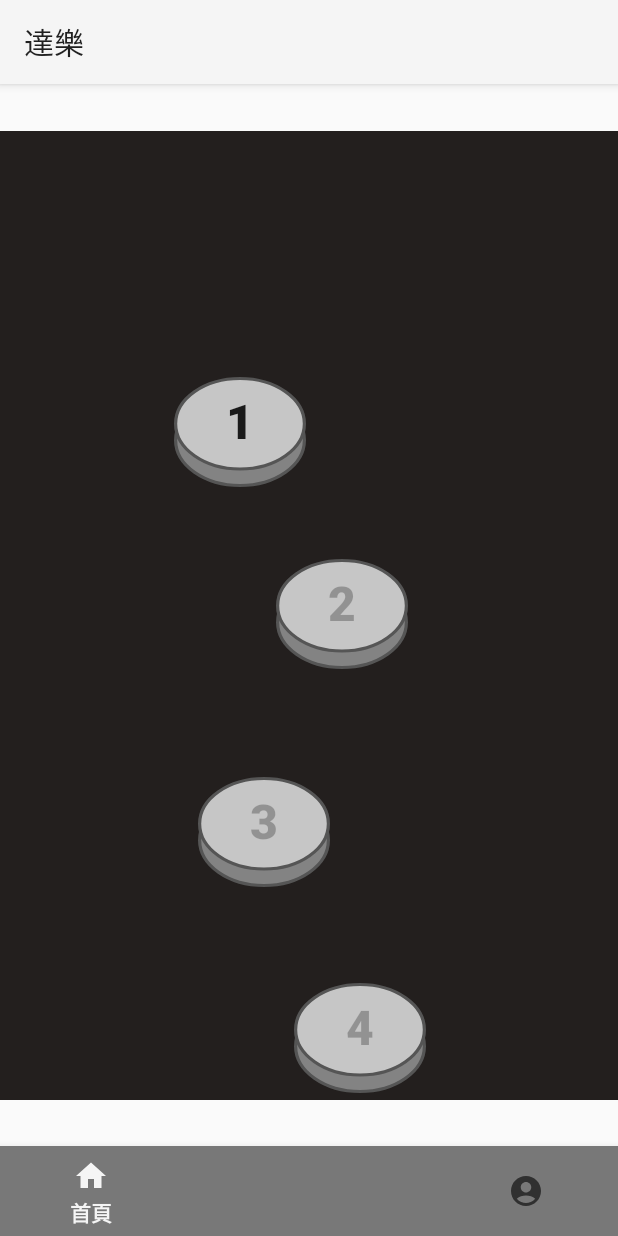
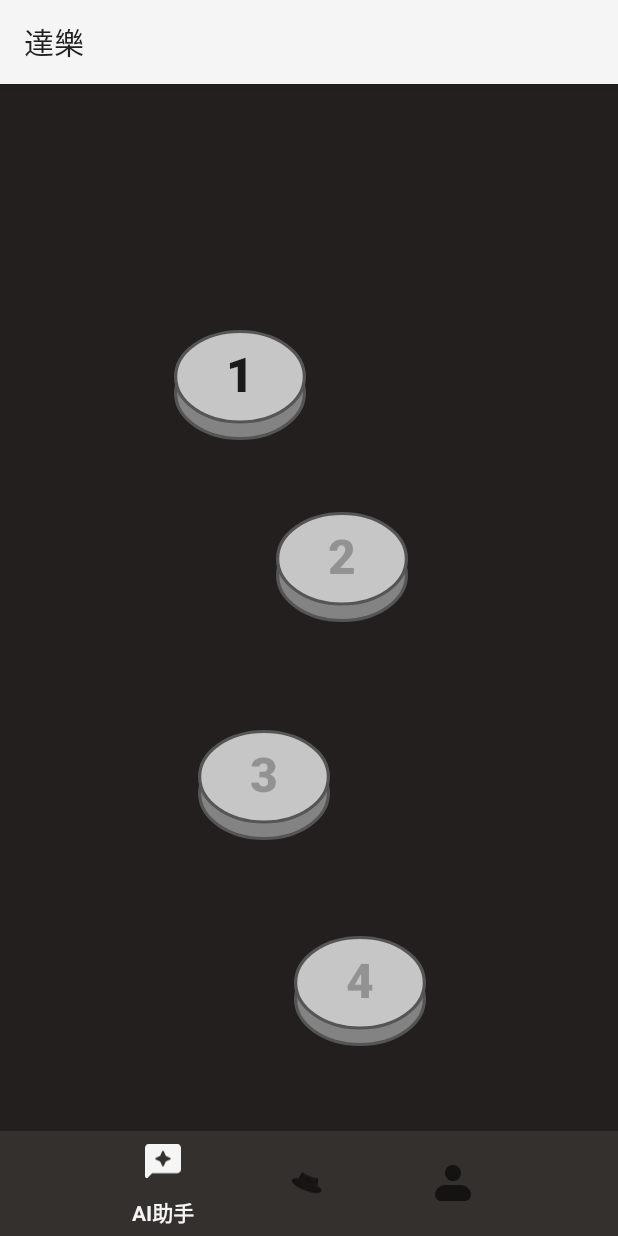
Before and after one commit to YiChi517/DallerApp, an Android app: the MenuActivity screen opened directly, with no data from a screen before it, on a phone screen of 412 x 824 dp. Run offline under Robolectric (Android 15) with nearby library versions, the phone set to English and light mode, and no system bars.

Commit message:
更新一堆東西

```diff
--- a/app/build.gradle.kts
+++ b/app/build.gradle.kts
@@ -55,6 +55,7 @@ dependencies {
     implementation ("com.squareup.retrofit2:retrofit:2.4.0")
     implementation ("com.squareup.retrofit2:converter-gson:2.4.0")
     implementation ("com.squareup.okhttp3:okhttp:3.11.0")
+    implementation ("com.google.android.material:material:1.1.0-alpha10")
     implementation ("androidx.navigation:navigation-fragment-ktx:2.7.3")
     implementation ("androidx.navigation:navigation-ui-ktx:2.7.3")
 }
--- a/app/src/main/java/com/example/dalleralpha1_0_0/home/StartFragment.kt
+++ b/app/src/main/java/com/example/dalleralpha1_0_0/home/StartFragment.kt
@@ -49,8 +49,6 @@ class StartFragment : Fragment() {
         information?.let { info ->
             view.findViewById<TextView>(R.id.center).text = info.levelNumber.toString()
             view.findViewById<TextView>(R.id.content).text = info.gameTitle
-            view.findViewById<TextView>(R.id.description).text = info.description
-            view.findViewById<TextView>(R.id.star_contnet).text = info.difficulty
             view.findViewById<TextView>(R.id.award_contnet).text = info.reward.toString()
         }
         //取得第一關level.1的題目
--- /dev/null
+++ b/app/src/main/res/drawable/ai_icon_2.xml
@@ -0,0 +1,9 @@
+<vector xmlns:android="http://schemas.android.com/apk/res/android"
+    android:width="31dp"
+    android:height="29dp"
+    android:viewportWidth="31"
+    android:viewportHeight="29">
+  <path
+      android:pathData="M27.9,0H3.1C1.395,0 0,1.404 0,3.119V27.434C0,28.822 1.674,29.524 2.651,28.541L6.2,24.954H27.9C29.605,24.954 31,23.551 31,21.835V3.119C31,1.404 29.605,0 27.9,0ZM17.934,14.926L16.198,18.731C16.136,18.867 16.037,18.983 15.911,19.064C15.786,19.145 15.641,19.188 15.492,19.188C15.344,19.188 15.198,19.145 15.073,19.064C14.948,18.983 14.849,18.867 14.787,18.731L13.051,14.926L9.269,13.179C9.134,13.117 9.019,13.017 8.939,12.891C8.858,12.765 8.815,12.619 8.815,12.469C8.815,12.32 8.858,12.173 8.939,12.047C9.019,11.922 9.134,11.822 9.269,11.76L13.051,10.013L14.787,6.207C14.849,6.071 14.948,5.956 15.073,5.875C15.198,5.794 15.344,5.751 15.492,5.751C15.641,5.751 15.786,5.794 15.911,5.875C16.037,5.956 16.136,6.071 16.198,6.207L17.934,10.013L21.715,11.76C21.851,11.822 21.965,11.922 22.046,12.047C22.126,12.173 22.169,12.32 22.169,12.469C22.169,12.619 22.126,12.765 22.046,12.891C21.965,13.017 21.851,13.117 21.715,13.179L17.934,14.926Z"
+      android:fillColor="#6A6A6A"/>
+</vector>
--- a/app/src/main/res/drawable/baseline_home_24.xml
+++ b/app/src/main/res/drawable/baseline_home_24.xml
@@ -1,6 +1,6 @@
-<vector xmlns:android="http://schemas.android.com/apk/res/android" android:height="24dp" android:tint="#FF00FF
+<vector xmlns:android="http://schemas.android.com/apk/res/android" android:height="24dp" android:tint="#FFFFFF
 " android:viewportHeight="24" android:viewportWidth="24" android:width="24dp">
 
-    <path android:fillColor="#FF00FF" android:pathData="M10,20v-6h4v6h5v-8h3L12,3 2,12h3v8z"/>
+    <path android:fillColor="#FFFFFF" android:pathData="M10,20v-6h4v6h5v-8h3L12,3 2,12h3v8z"/>
 
 </vector>
--- /dev/null
+++ b/app/src/main/res/drawable/profile_icon.xml
@@ -0,0 +1,10 @@
+<vector xmlns:android="http://schemas.android.com/apk/res/android"
+    android:width="30dp"
+    android:height="30dp"
+    android:viewportWidth="30"
+    android:viewportHeight="30">
+  <path
+      android:pathData="M8.333,6.667C8.333,4.899 9.036,3.203 10.286,1.953C11.536,0.702 13.232,0 15,0C16.768,0 18.464,0.702 19.714,1.953C20.964,3.203 21.667,4.899 21.667,6.667C21.667,8.435 20.964,10.13 19.714,11.381C18.464,12.631 16.768,13.333 15,13.333C13.232,13.333 11.536,12.631 10.286,11.381C9.036,10.13 8.333,8.435 8.333,6.667ZM8.333,16.667C6.123,16.667 4.004,17.545 2.441,19.107C0.878,20.67 0,22.79 0,25C0,26.326 0.527,27.598 1.464,28.535C2.402,29.473 3.674,30 5,30H25C26.326,30 27.598,29.473 28.535,28.535C29.473,27.598 30,26.326 30,25C30,22.79 29.122,20.67 27.559,19.107C25.996,17.545 23.877,16.667 21.667,16.667H8.333Z"
+      android:fillColor="#6A6A6A"
+      android:fillType="evenOdd"/>
+</vector>
--- a/app/src/main/res/layout/activity_menu.xml
+++ b/app/src/main/res/layout/activity_menu.xml
@@ -10,7 +10,7 @@
         android:id="@+id/fragmentContainerHome"
         android:name="com.example.dalleralpha1_0_0.home.HomeFragment"
         android:layout_width="match_parent"
-        android:layout_height="646dp"
+        android:layout_height="match_parent"
         app:layout_constraintBottom_toTopOf="@+id/navigation"
         app:layout_constraintEnd_toEndOf="parent"
         app:layout_constraintStart_toStartOf="parent"
@@ -19,12 +19,12 @@
     <com.google.android.material.bottomnavigation.BottomNavigationView
         android:id="@+id/navigation"
         android:layout_width="match_parent"
-        android:layout_height="60dp"
-        android:background="@color/gray"
+        android:layout_height="70dp"
+        android:background="#34302D"
         app:layout_constraintBottom_toBottomOf="parent"
         app:layout_constraintEnd_toEndOf="parent"
         app:layout_constraintStart_toStartOf="parent"
-        app:menu="@menu/menu">
-    </com.google.android.material.bottomnavigation.BottomNavigationView>
+        app:labelVisibilityMode="selected"
+        app:menu="@menu/menu"/>
 
 </androidx.constraintlayout.widget.ConstraintLayout>
--- a/app/src/main/res/layout/fragment_home.xml
+++ b/app/src/main/res/layout/fragment_home.xml
@@ -4,8 +4,8 @@
     xmlns:tools="http://schemas.android.com/tools"
     android:layout_width="match_parent"
     android:layout_height="match_parent"
-    android:background="#231F1E">
-
+    android:background="#231F1E"
+    >
 
     <Button
         android:id="@+id/level1"
@@ -64,4 +64,5 @@
         app:layout_constraintTop_toBottomOf="@id/level3" />
 
 
+
 </androidx.constraintlayout.widget.ConstraintLayout>
--- a/app/src/main/res/menu/menu.xml
+++ b/app/src/main/res/menu/menu.xml
@@ -2,20 +2,21 @@
 <menu xmlns:android="http://schemas.android.com/apk/res/android"
     xmlns:app="http://schemas.android.com/apk/res-auto">
     <item
+        android:id="@+id/search"
+        android:title="AI助手"
+        android:icon="@drawable/ai_icon_2"
+        />
+
+    <item
+        android:id="@+id/home"
         android:title="首頁"
-        android:id="@+id/home"
-        android:icon="@drawable/baseline_home_24"
+        android:icon="@drawable/hat_icon"
         />
+
     <item
-        android:title="搜尋"
-        android:id="@+id/search"/>
-    <item
-        android:title="個人練習"
-        android:id="@+id/practice"/>
-    <item
+        android:id="@+id/person"
         android:title="個人資料"
-        android:id="@+id/person"
-        android:icon="@drawable/baseline_account_circle_24"/>
+        android:icon="@drawable/profile_icon"/>
 
 <!--更改圖示要放 icon:-->
 </menu>
```
Also changed, not shown: app/src/main/java/com/example/dalleralpha1_0_0/MenuActivity.kt (+1 -6 lines), app/src/main/res/drawable/ai_icon.xml (added, +9 -0 lines).
